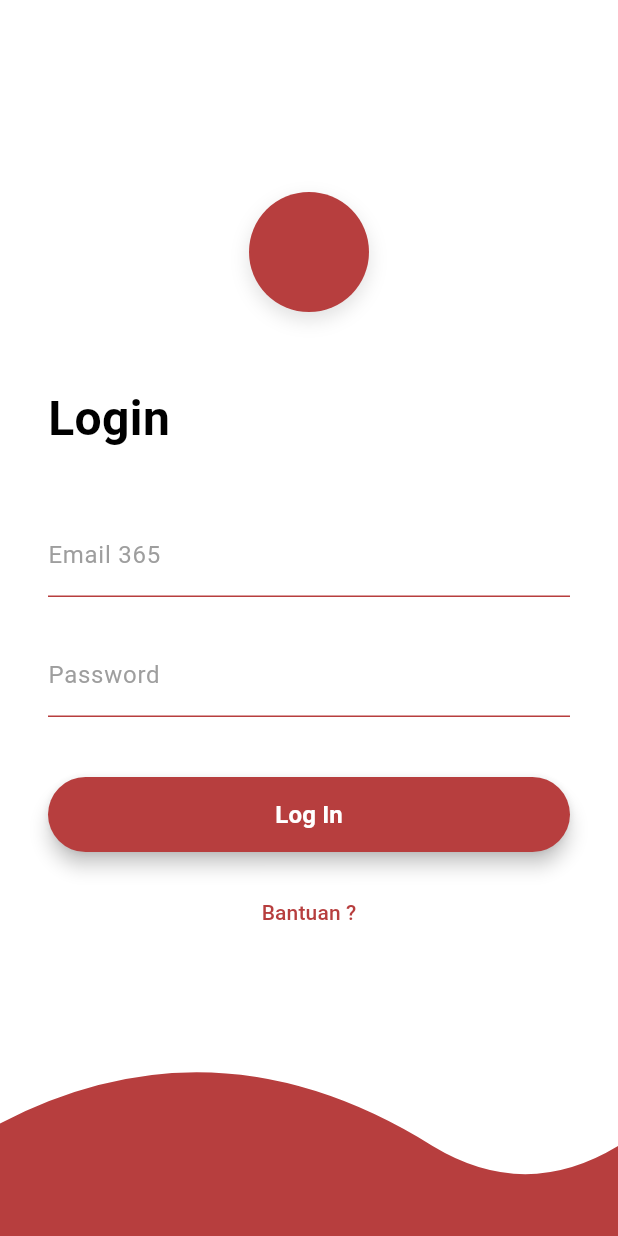
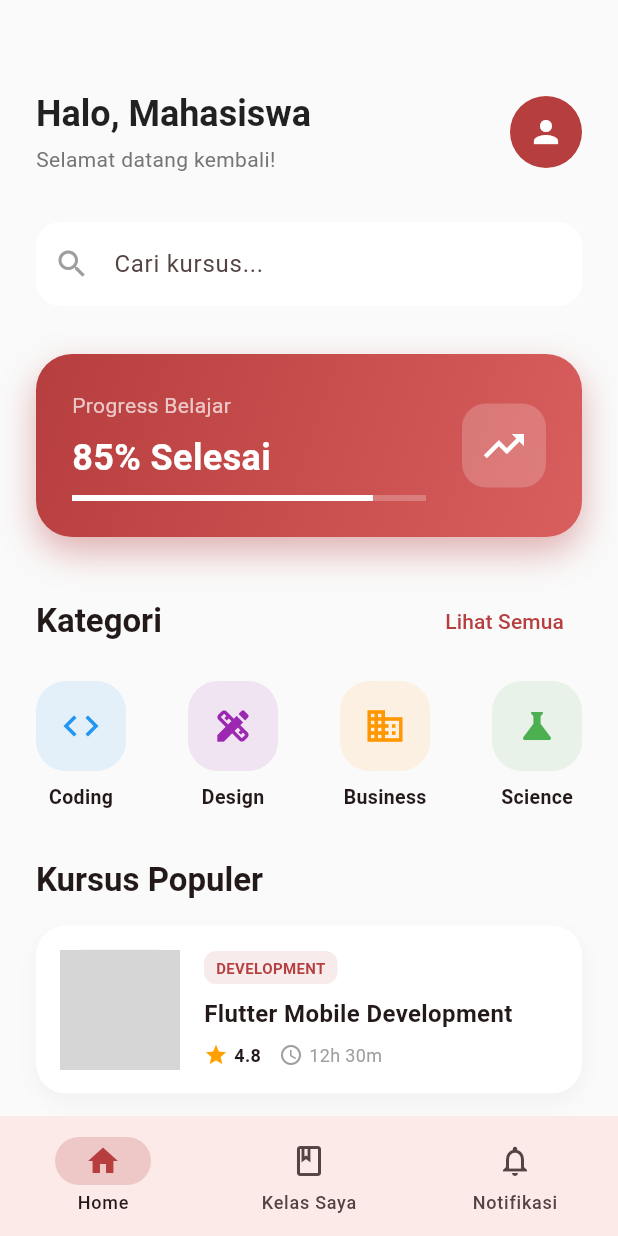
Before and after one commit to Raihangozaliputra/learningsistem, a Flutter app: the screen it shows after launch, after a tap on "Log In", on a phone screen of 412 x 824 dp. Run offline on Flutter 3.47's test engine with Material 3 defaults, Android fonts, the light colour scheme and no system bars; network calls fail; grey boxes are pictures that could not be loaded.

Commit message:
Menambah Home

```diff
--- /dev/null
+++ b/lib/home_screen.dart
@@ -0,0 +1,356 @@
+import 'package:flutter/material.dart';
+
+class HomeScreen extends StatefulWidget {
+  const HomeScreen({super.key});
+
+  @override
+  State<HomeScreen> createState() => _HomeScreenState();
+}
+
+class _HomeScreenState extends State<HomeScreen> {
+  int _selectedIndex = 0;
+
+  static const List<Widget> _widgetOptions = <Widget>[
+    HomeTab(),
+    Center(child: Text('Kelas Saya', style: TextStyle(fontSize: 24, fontWeight: FontWeight.bold))),
+    Center(child: Text('Notifikasi', style: TextStyle(fontSize: 24, fontWeight: FontWeight.bold))),
+  ];
+
+  void _onItemTapped(int index) {
+    setState(() {
+      _selectedIndex = index;
+    });
+  }
+
+  @override
+  Widget build(BuildContext context) {
+    return Scaffold(
+      backgroundColor: Colors.grey[50],
+      body: _widgetOptions.elementAt(_selectedIndex),
+      bottomNavigationBar: NavigationBar(
+        onDestinationSelected: _onItemTapped,
+        selectedIndex: _selectedIndex,
+        indicatorColor: const Color(0xFFB73E3E).withOpacity(0.2),
+        destinations: const <Widget>[
+          NavigationDestination(
+            selectedIcon: Icon(Icons.home, color: Color(0xFFB73E3E)),
+            icon: Icon(Icons.home_outlined),
+            label: 'Home',
+          ),
+          NavigationDestination(
+            selectedIcon: Icon(Icons.book, color: Color(0xFFB73E3E)),
+            icon: Icon(Icons.book_outlined),
+            label: 'Kelas Saya',
+          ),
+          NavigationDestination(
+            selectedIcon: Icon(Icons.notifications, color: Color(0xFFB73E3E)),
+            icon: Icon(Icons.notifications_outlined),
+            label: 'Notifikasi',
+          ),
+        ],
+      ),
+    );
+  }
+}
+
+class HomeTab extends StatelessWidget {
+  const HomeTab({super.key});
+
+  @override
+  Widget build(BuildContext context) {
+    return SingleChildScrollView(
+      padding: const EdgeInsets.fromLTRB(24, 60, 24, 24),
+      child: Column(
+        crossAxisAlignment: CrossAxisAlignment.start,
+        children: [
+          // Header
+          Row(
+            children: [
+              Column(
+                crossAxisAlignment: CrossAxisAlignment.start,
+                children: [
+                  Text(
+                    'Halo, Mahasiswa',
+                    style: Theme.of(context).textTheme.headlineSmall?.copyWith(
+                          fontWeight: FontWeight.bold,
+                          color: Colors.black87,
+                        ),
+                  ),
+                  const SizedBox(height: 4),
+                  Text(
+                    'Selamat datang kembali!',
+                    style: Theme.of(context).textTheme.bodyMedium?.copyWith(
+                          color: Colors.grey[600],
+                        ),
+                  ),
+                ],
+              ),
+              const Spacer(),
+              const CircleAvatar(
+                radius: 24,
+                backgroundColor: Color(0xFFB73E3E),
+                child: Icon(Icons.person, color: Colors.white),
+              ),
+            ],
+          ),
+          const SizedBox(height: 32),
+
+          // Search Bar
+          TextField(
+            decoration: InputDecoration(
+              hintText: 'Cari kursus...',
+              prefixIcon: const Icon(Icons.search, color: Colors.grey),
+              filled: true,
+              fillColor: Colors.white,
+              border: OutlineInputBorder(
+                borderRadius: BorderRadius.circular(16),
+                borderSide: BorderSide.none,
+              ),
+              contentPadding: const EdgeInsets.symmetric(vertical: 16),
+              enabledBorder: OutlineInputBorder(
+                borderRadius: BorderRadius.circular(16),
+                borderSide: BorderSide.none,
+              ),
+              focusedBorder: OutlineInputBorder(
+                borderRadius: BorderRadius.circular(16),
+                borderSide: const BorderSide(color: Color(0xFFB73E3E), width: 1),
+              ),
+            ),
+          ),
+          const SizedBox(height: 32),
+
+          // Dashboard Card
+          Container(
+            padding: const EdgeInsets.all(24),
+            decoration: BoxDecoration(
+              gradient: const LinearGradient(
+                colors: [Color(0xFFB73E3E), Color(0xFFD95E5E)],
+                begin: Alignment.topLeft,
+                end: Alignment.bottomRight,
+              ),
+              borderRadius: BorderRadius.circular(24),
+              boxShadow: [
+                BoxShadow(
+                  color: const Color(0xFFB73E3E).withOpacity(0.4),
+                  blurRadius: 20,
+                  offset: const Offset(0, 10),
+                ),
+              ],
+            ),
+            child: Row(
+              children: [
+                Expanded(
+                  child: Column(
+                    crossAxisAlignment: CrossAxisAlignment.start,
+                    children: const [
+                      Text(
+                        'Progress Belajar',
+                        style: TextStyle(
+                          color: Colors.white70,
+                          fontSize: 14,
+                        ),
+                      ),
+                      SizedBox(height: 8),
+                      Text(
+                        '85% Selesai',
+                        style: TextStyle(
+                          color: Colors.white,
+                          fontSize: 24,
+                          fontWeight: FontWeight.bold,
+                        ),
+                      ),
+                      SizedBox(height: 8),
+                      LinearProgressIndicator(
+                        value: 0.85,
+                        backgroundColor: Colors.white24,
+                        valueColor: AlwaysStoppedAnimation<Color>(Colors.white),
+                      ),
+                    ],
+                  ),
+                ),
+                const SizedBox(width: 24),
+                Container(
+                  padding: const EdgeInsets.all(12),
+                  decoration: BoxDecoration(
+                    color: Colors.white.withOpacity(0.2),
+                    borderRadius: BorderRadius.circular(16),
+                  ),
+                  child: const Icon(Icons.trending_up, color: Colors.white, size: 32),
+                ),
+              ],
+            ),
+          ),
+          const SizedBox(height: 32),
+
+          // Categories Section
+          Row(
+            mainAxisAlignment: MainAxisAlignment.spaceBetween,
+            children: [
+              Text(
+                'Kategori',
+                style: Theme.of(context).textTheme.titleLarge?.copyWith(
+                      fontWeight: FontWeight.bold,
+                    ),
+              ),
+              TextButton(
+                onPressed: () {},
+                child: const Text('Lihat Semua', style: TextStyle(color: Color(0xFFB73E3E))),
+              ),
+            ],
+          ),
+          const SizedBox(height: 16),
+          Row(
+            mainAxisAlignment: MainAxisAlignment.spaceBetween,
+            children: const [
+              CategoryItem(icon: Icons.code, label: 'Coding', color: Colors.blue),
+              CategoryItem(icon: Icons.design_services, label: 'Design', color: Colors.purple),
+              CategoryItem(icon: Icons.business, label: 'Business', color: Colors.orange),
+              CategoryItem(icon: Icons.science, label: 'Science', color: Colors.green),
+            ],
+          ),
+          const SizedBox(height: 32),
+
+          // Popular Courses
+          Text(
+            'Kursus Populer',
+            style: Theme.of(context).textTheme.titleLarge?.copyWith(
+                  fontWeight: FontWeight.bold,
+                ),
+          ),
+          const SizedBox(height: 16),
+          ListView.builder(
+            shrinkWrap: true,
+            physics: const NeverScrollableScrollPhysics(),
+            itemCount: 3,
+            itemBuilder: (context, index) {
+              return const CourseCard();
+            },
+          ),
+        ],
+      ),
+    );
+  }
+}
+
+class CategoryItem extends StatelessWidget {
+  final IconData icon;
+  final String label;
+  final Color color;
+
+  const CategoryItem({
+    super.key,
+    required this.icon,
+    required this.label,
+    required this.color,
+  });
+
+  @override
+  Widget build(BuildContext context) {
+    return Column(
+      children: [
+        Container(
+          padding: const EdgeInsets.all(16),
+          decoration: BoxDecoration(
+            color: color.withOpacity(0.1),
+            borderRadius: BorderRadius.circular(20),
+          ),
+          child: Icon(icon, color: color, size: 28),
+        ),
+        const SizedBox(height: 8),
+        Text(
+          label,
+          style: const TextStyle(fontWeight: FontWeight.w600, fontSize: 13),
+        ),
+      ],
+    );
+  }
+}
+
+class CourseCard extends StatelessWidget {
+  const CourseCard({super.key});
+
+  @override
+  Widget build(BuildContext context) {
+    return Container(
+      margin: const EdgeInsets.only(bottom: 16),
+      padding: const EdgeInsets.all(16),
+      decoration: BoxDecoration(
+        color: Colors.white,
+        borderRadius: BorderRadius.circular(20),
+        boxShadow: [
+          BoxShadow(
+            color: Colors.grey.withOpacity(0.1),
+            blurRadius: 10,
+            offset: const Offset(0, 5),
+          ),
+        ],
+      ),
+      child: Row(
+        children: [
+          Container(
+            width: 80,
+            height: 80,
+            decoration: BoxDecoration(
+              color: Colors.grey[200],
+              borderRadius: BorderRadius.circular(16),
+              image: const DecorationImage(
+                image: NetworkImage('https://via.placeholder.com/80'), // Placeholder
+                fit: BoxFit.cover,
+              ),
+            ),
+            child: const Icon(Icons.image, color: Colors.grey),
+          ),
+          const SizedBox(width: 16),
+          Expanded(
+            child: Column(
+              crossAxisAlignment: CrossAxisAlignment.start,
+              children: [
+                Container(
+                  padding: const EdgeInsets.symmetric(horizontal: 8, vertical: 4),
+                  decoration: BoxDecoration(
+                    color: const Color(0xFFB73E3E).withOpacity(0.1),
+                    borderRadius: BorderRadius.circular(8),
+                  ),
+                  child: const Text(
+                    'DEVELOPMENT',
+                    style: TextStyle(
+                      color: Color(0xFFB73E3E),
+                      fontSize: 10,
+                      fontWeight: FontWeight.bold,
+                    ),
+                  ),
+                ),
+                const SizedBox(height: 8),
+                const Text(
+                  'Flutter Mobile Development',
+                  style: TextStyle(
+                    fontWeight: FontWeight.bold,
+                    fontSize: 16,
+                  ),
+                ),
+                const SizedBox(height: 8),
+                Row(
+                  children: [
+                    Icon(Icons.star, size: 16, color: Colors.amber[700]),
+                    const SizedBox(width: 4),
+                    const Text(
+                      '4.8',
+                      style: TextStyle(fontWeight: FontWeight.bold, fontSize: 12),
+                    ),
+                    const SizedBox(width: 12),
+                    const Icon(Icons.access_time, size: 16, color: Colors.grey),
+                    const SizedBox(width: 4),
+                    const Text(
+                      '12h 30m',
+                      style: TextStyle(color: Colors.grey, fontSize: 12),
+                    ),
+                  ],
+                ),
+              ],
+            ),
+          ),
+        ],
+      ),
+    );
+  }
+}
```
Also changed, not shown: lib/help_bottom_sheet.dart (added, +174 -0 lines), lib/login_screen.dart (+22 -17 lines).
